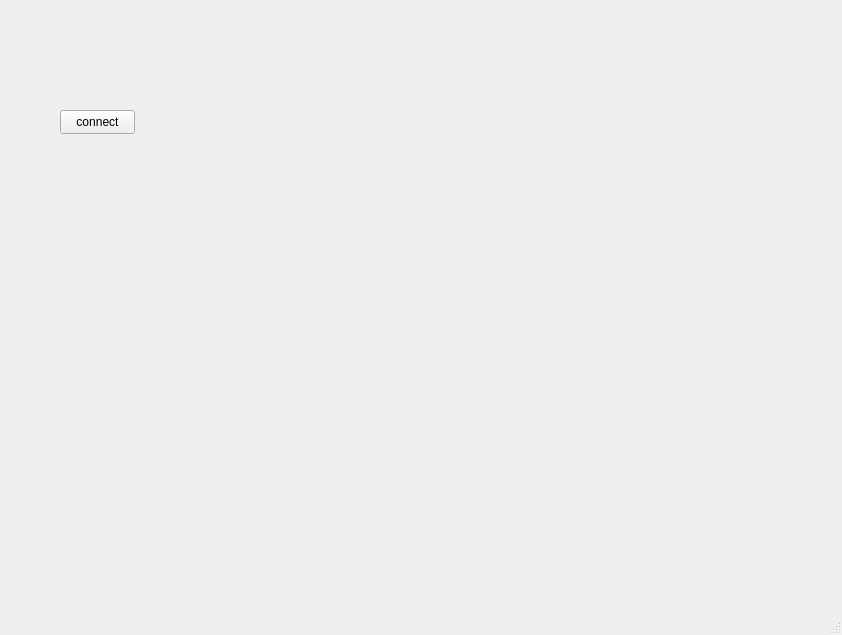
Above: mudbusUIdraft.ui from kevhjensen/modbus-py-client before the change. Below: the same form after it.
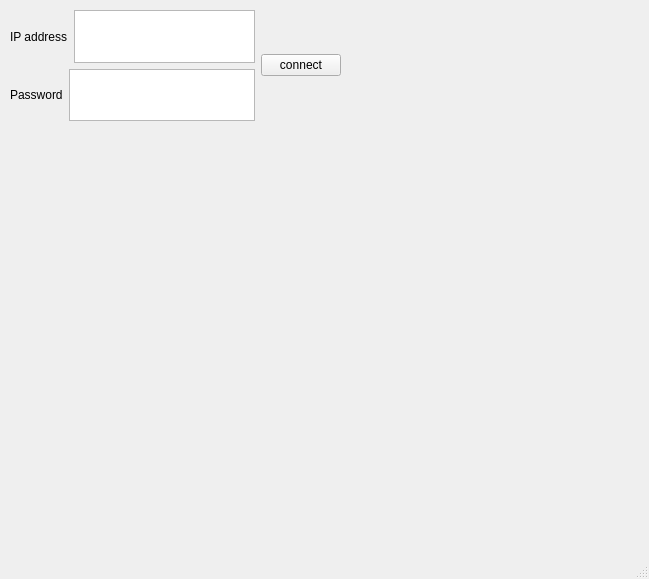
That is the form after the change.

Commit message: drafting designer UI

```diff
--- a/mudbusUIdraft.ui
+++ b/mudbusUIdraft.ui
@@ -6,26 +6,64 @@
    <rect>
     <x>0</x>
     <y>0</y>
-    <width>842</width>
-    <height>635</height>
+    <width>649</width>
+    <height>579</height>
    </rect>
   </property>
   <property name="windowTitle">
    <string>MainWindow</string>
   </property>
   <widget class="QWidget" name="centralwidget">
-   <widget class="QPushButton" name="pushButton">
+   <widget class="QWidget" name="">
     <property name="geometry">
      <rect>
-      <x>60</x>
-      <y>110</y>
-      <width>75</width>
-      <height>24</height>
+      <x>10</x>
+      <y>10</y>
+      <width>331</width>
+      <height>111</height>
      </rect>
     </property>
-    <property name="text">
-     <string>connect</string>
-    </property>
+    <layout class="QHBoxLayout" name="horizontalLayout_3">
+     <item>
+      <layout class="QVBoxLayout" name="verticalLayout">
+       <item>
+        <layout class="QHBoxLayout" name="horizontalLayout">
+         <item>
+          <widget class="QLabel" name="label">
+           <property name="text">
+            <string>IP address</string>
+           </property>
+          </widget>
+         </item>
+         <item>
+          <widget class="QTextEdit" name="textEdit"/>
+         </item>
+        </layout>
+       </item>
+       <item>
+        <layout class="QHBoxLayout" name="horizontalLayout_2">
+         <item>
+          <widget class="QLabel" name="label_2">
+           <property name="text">
+            <string>Password</string>
+           </property>
+          </widget>
+         </item>
+         <item>
+          <widget class="QTextEdit" name="textEdit_2"/>
+         </item>
+        </layout>
+       </item>
+      </layout>
+     </item>
+     <item>
+      <widget class="QPushButton" name="pushButton">
+       <property name="text">
+        <string>connect</string>
+       </property>
+      </widget>
+     </item>
+    </layout>
    </widget>
   </widget>
   <widget class="QMenuBar" name="menubar">
```
Left out of the diff: 2 changed lines with no effect on the pictures.
